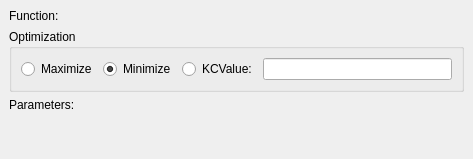
First picture: the form in kspread/plugins/solver/SolverMainWidget.ui, repository KDE/koffice, before the edit.
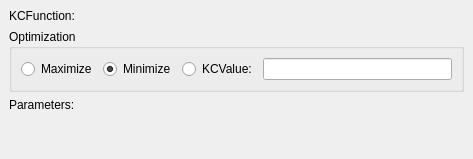
Second picture: the form after the edit. Custom widgets are drawn as their Qt base class.

Commit message: Rename Function to KCFunction

```diff
--- a/kspread/plugins/solver/SolverMainWidget.ui
+++ b/kspread/plugins/solver/SolverMainWidget.ui
@@ -92,7 +92,7 @@
    <item row="0" column="0" >
     <widget class="QLabel" name="label" >
      <property name="text" >
-      <string>Function:</string>
+      <string>KCFunction:</string>
      </property>
     </widget>
    </item>
```
The commit also changes 44 other files.
